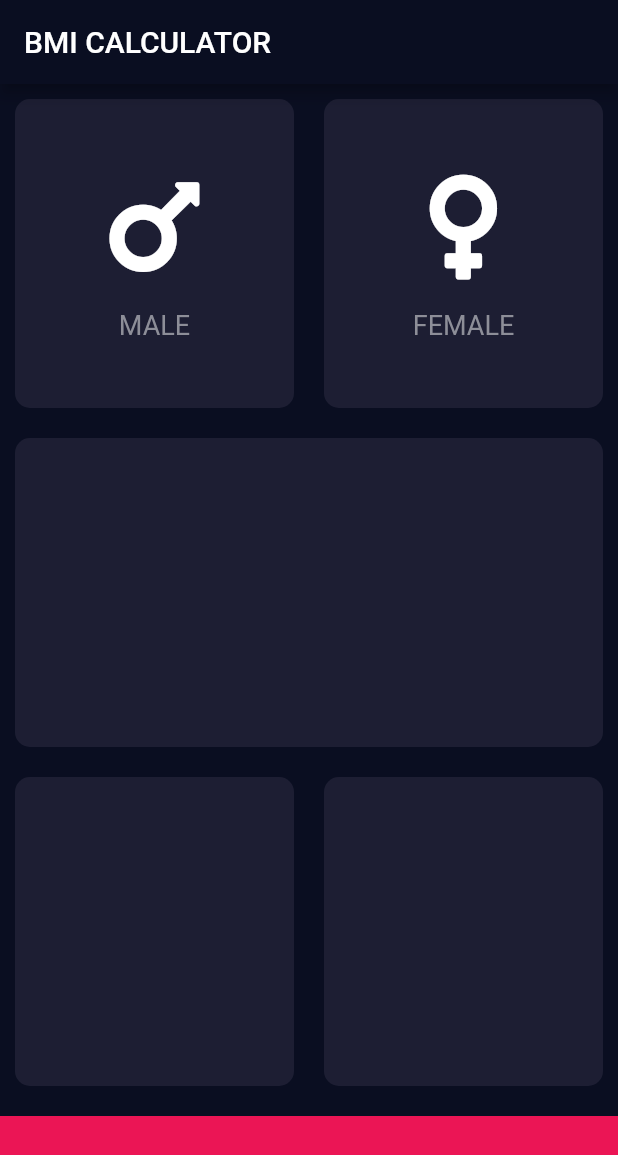
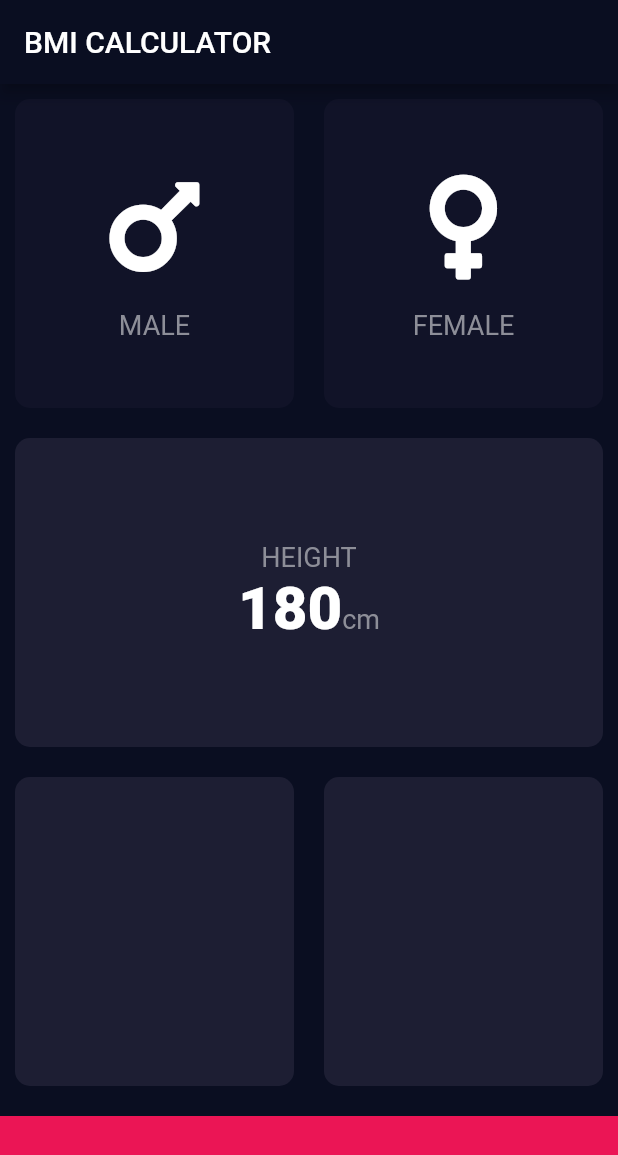
Before and after one commit to DangerDeveloper/bmi_calculator, a Flutter app: the screen it shows after launch, on a phone screen of 412 x 824 dp. Shown: the top 1155 px of the screen. Run offline on Flutter 3.47's test engine with Material 2 defaults, Android fonts, the phone set to English and light mode, and no system bars; our stand-ins replace font_awesome_flutter.

Commit message:
icon and layout

```diff
--- /dev/null
+++ b/lib/constant.dart
@@ -0,0 +1,9 @@
+import 'package:flutter/material.dart';
+
+const kActiveCardColor = Color(0xFF1D1E33);
+const kInActiveCardColor = Color(0xFF111328);
+const kBottomContainerHeight = 80.0;
+const kBottomContainerColor = Color(0xFFEB1555);
+
+const kLabelTextStyle = TextStyle(color: Color(0xFF8D8E98), fontSize: 18.0);
+const kSliderText = TextStyle(color: Colors.white, fontSize: 40.0,fontWeight: FontWeight.w900);
--- a/lib/icon_content.dart
+++ b/lib/icon_content.dart
@@ -1,6 +1,5 @@
 import 'package:flutter/material.dart';
-
-const lableTextStyle = TextStyle(color: Color(0xFF8D8E98), fontSize: 18.0);
+import 'constant.dart';
 
 class IconContent extends StatelessWidget {
   final IconData icon;
@@ -20,7 +19,7 @@ class IconContent extends StatelessWidget {
         SizedBox(
           height: 15.0,
         ),
-        Text(label, style: lableTextStyle),
+        Text(label, style: kLabelTextStyle),
       ],
     );
   }
--- a/lib/input_page.dart
+++ b/lib/input_page.dart
@@ -2,10 +2,12 @@ import 'package:flutter/material.dart';
 import 'package:font_awesome_flutter/font_awesome_flutter.dart';
 import 'icon_content.dart';
 import 'reuseable_card.dart';
+import 'constant.dart';
 
-const activeCardColor = Color(0xFF1D1E33);
-const bottomContainerHeight = 80.0;
-const bottomContainerColor = Color(0xFFEB1555);
+enum Gender {
+  male,
+  female,
+}
 
 class InputPage extends StatefulWidget {
   @override
@@ -13,6 +15,8 @@ class InputPage extends StatefulWidget {
 }
 
 class _InputPageState extends State<InputPage> {
+  Gender selectedGender;
+
   @override
   Widget build(BuildContext context) {
     return Scaffold(
@@ -26,7 +30,14 @@ class _InputPageState extends State<InputPage> {
               children: <Widget>[
                 Expanded(
                   child: ReuseableCard(
-                    color: activeCardColor,
+                    onTab: () {
+                      setState(() {
+                        selectedGender = Gender.male;
+                      });
+                    },
+                    color: selectedGender == Gender.male
+                        ? kActiveCardColor
+                        : kInActiveCardColor,
                     childData: IconContent(
                       icon: FontAwesomeIcons.mars,
                       label: 'MALE',
@@ -35,7 +46,14 @@ class _InputPageState extends State<InputPage> {
                 ),
                 Expanded(
                   child: ReuseableCard(
-                    color: activeCardColor,
+                    onTab: () {
+                      setState(() {
+                        selectedGender = Gender.female;
+                      });
+                    },
+                    color: selectedGender == Gender.female
+                        ? kActiveCardColor
+                        : kInActiveCardColor,
                     childData: IconContent(
                       icon: FontAwesomeIcons.venus,
                       label: 'FEMALE',
@@ -47,7 +65,33 @@ class _InputPageState extends State<InputPage> {
           ),
           Expanded(
             child: ReuseableCard(
-              color: activeCardColor,
+              color: kActiveCardColor,
+              childData: Column(
+                mainAxisAlignment: MainAxisAlignment.center,
+                crossAxisAlignment: CrossAxisAlignment.center,
+                children: <Widget>[
+                  Text(
+                    'HEIGHT',
+                    style: kLabelTextStyle,
+                  ),
+                  Row(
+                    mainAxisAlignment: MainAxisAlignment.center,
+                    crossAxisAlignment: CrossAxisAlignment.baseline,
+                    textBaseline: TextBaseline.alphabetic,
+                    children: <Widget>[
+                      Text(
+                        '180',
+                        style: kSliderText,
+                      ),
+                      Text(
+                        'cm',
+                        style: kLabelTextStyle,
+                      ),
+                    ],
+                  ),
+//                  Slider(value: null, onChanged: null),
+                ],
+              ),
             ),
           ),
           Expanded(
@@ -55,22 +99,22 @@ class _InputPageState extends State<InputPage> {
               children: <Widget>[
                 Expanded(
                   child: ReuseableCard(
-                    color: activeCardColor,
+                    color: kActiveCardColor,
                   ),
                 ),
                 Expanded(
                   child: ReuseableCard(
-                    color: activeCardColor,
+                    color: kActiveCardColor,
                   ),
                 ),
               ],
             ),
           ),
           Container(
-            color: bottomContainerColor,
+            color: kBottomContainerColor,
             width: double.infinity,
             margin: EdgeInsets.only(top: 10.0),
-            height: bottomContainerHeight,
+            height: kBottomContainerHeight,
           ),
         ],
       ),
--- a/lib/reuseable_card.dart
+++ b/lib/reuseable_card.dart
@@ -3,17 +3,21 @@ import 'package:flutter/material.dart';
 class ReuseableCard extends StatelessWidget {
   final Color color;
   final Widget childData;
+  final Function onTab;
 
-  ReuseableCard({@required this.color, this.childData});
+  ReuseableCard({@required this.color, this.childData, this.onTab});
 
   @override
   Widget build(BuildContext context) {
-    return Container(
-      child: childData,
-      margin: EdgeInsets.all(10.0),
-      decoration: BoxDecoration(
-        color: color,
-        borderRadius: BorderRadius.all(Radius.circular(10.0)),
+    return GestureDetector(
+      onTap: onTab,
+      child: Container(
+        child: childData,
+        margin: EdgeInsets.all(10.0),
+        decoration: BoxDecoration(
+          color: color,
+          borderRadius: BorderRadius.all(Radius.circular(10.0)),
+        ),
       ),
     );
   }
```
